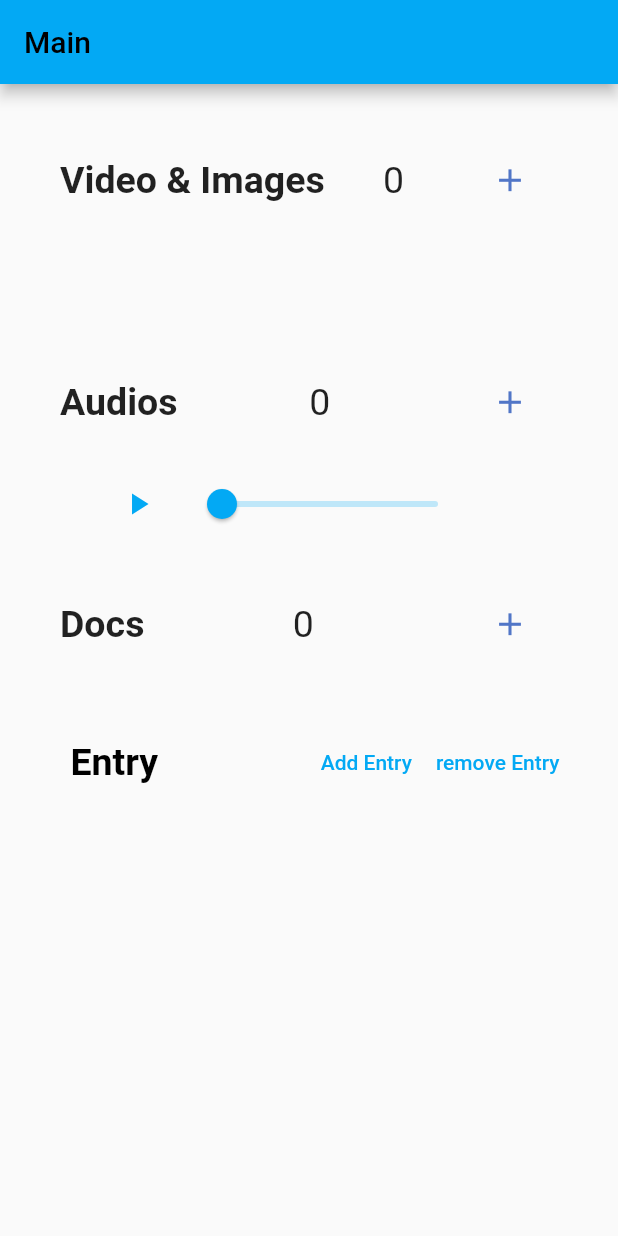
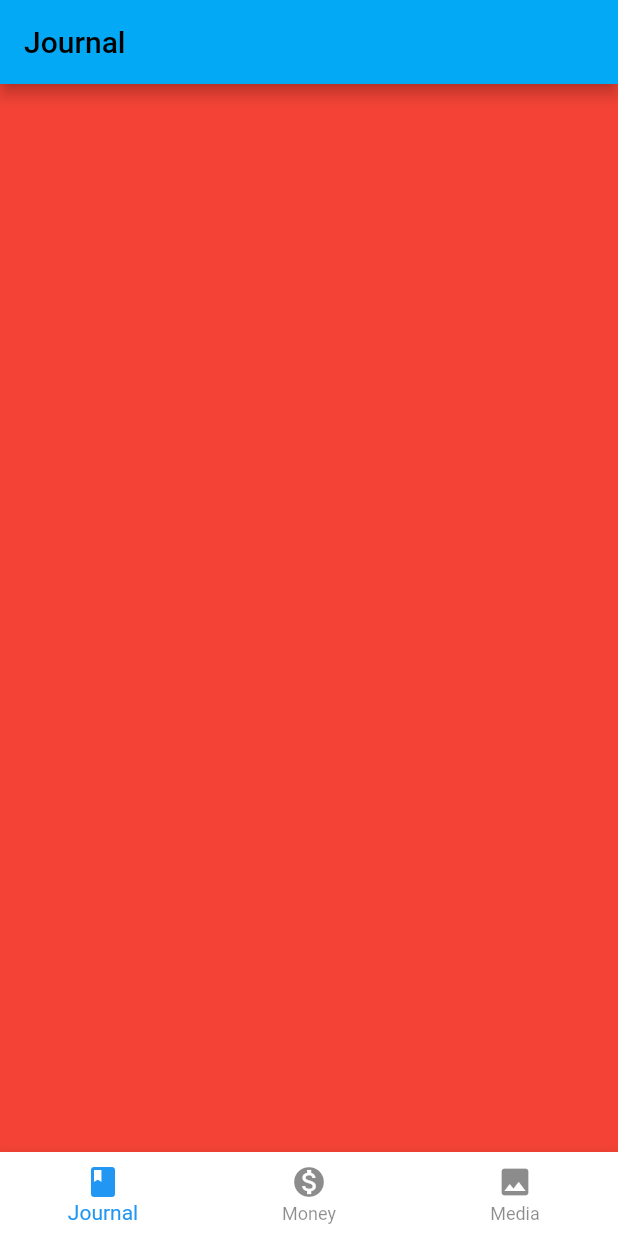
Before and after one commit to hamletSolanoD/MosaiccApp, a Flutter app: the screen it shows after launch, on a phone screen of 412 x 824 dp. Run offline on Flutter 3.47's test engine with Material 2 defaults, Android fonts, the light colour scheme and no system bars; drawn by our look-alikes of carousel_slider; our stand-ins replace audioplayers; missing offline and left inert: dart:ffi.

Commit message:
first stable master version

```diff
--- /dev/null
+++ b/lib/Widgets/views/JournalWidgets/JournalMain.dart
@@ -0,0 +1,18 @@
+import 'package:flutter/material.dart';
+class JournalMain extends StatefulWidget {
+  @override
+  State<StatefulWidget> createState() {
+    // TODO: implement createState
+    return JournalMainState();
+  }
+}
+
+class JournalMainState extends State<JournalMain> {
+  @override
+  Widget build(BuildContext context) {
+    // TODO: implement build
+      return Container(color: Colors.red );
+  }
+
+
+}
--- a/lib/Widgets/views/JournalWidgets/TextAreaEntry.dart
+++ b/lib/Widgets/views/JournalWidgets/TextAreaEntry.dart
@@ -83,7 +83,6 @@ class _TextAreaEntryState extends State<TextAreaEntry> {
 @override
 initState() {
   super.initState();
-
  // Add listeners to this class
 }
   @override
--- /dev/null
+++ b/lib/Widgets/views/Media/MediaMain.dart
@@ -0,0 +1,18 @@
+import 'package:flutter/material.dart';
+class MediaMain extends StatefulWidget {
+  @override
+  State<StatefulWidget> createState() {
+    // TODO: implement createState
+    return MediaMainState();
+  }
+}
+
+class MediaMainState extends State<MediaMain> {
+  @override
+  Widget build(BuildContext context) {
+    // TODO: implement build
+      return Container(color: Colors.blue );
+  }
+
+
+}
--- /dev/null
+++ b/lib/Widgets/views/Money/MoneyMain.dart
@@ -0,0 +1,18 @@
+import 'package:flutter/material.dart';
+class MoneyMain extends StatefulWidget {
+  @override
+  State<StatefulWidget> createState() {
+    // TODO: implement createState
+    return MoneyMainDart();
+  }
+}
+
+class MoneyMainDart extends State<MoneyMain> {
+  @override
+  Widget build(BuildContext context) {
+    // TODO: implement build
+      return Container(color: Colors.amber );
+  }
+
+
+}
--- a/lib/main.dart
+++ b/lib/main.dart
@@ -1,7 +1,9 @@
 import 'package:flutter/material.dart';
+import 'package:mosaicc/Widgets/views/JournalWidgets/JournalMain.dart';
 import 'package:mosaicc/Widgets/views/JournalWidgets/MediaEntry.dart';
 import 'package:mosaicc/Widgets/views/JournalWidgets/TextAreaEntry.dart';
-
+import 'package:mosaicc/Widgets/views/Media/MediaMain.dart';
+import 'package:mosaicc/Widgets/views/Money/MoneyMain.dart';
 
 void main() {
   runApp(newApp());
@@ -12,32 +14,73 @@ class newApp extends StatelessWidget {
   Widget build(BuildContext context) {
     // TODO: implement build
     return MaterialApp(
-      title: "Mosaicc",
-      theme: ThemeData(
-        primarySwatch: Colors.lightBlue
+        title: "Mosaicc",
+        theme: ThemeData(primarySwatch: Colors.lightBlue),
+        home: MyHomePage());
+  }
+}
+
+class MyHomePage extends StatefulWidget {
+  @override
+  _MyHomePageState createState() => _MyHomePageState();
+}
+
+class _MyHomePageState extends State<MyHomePage> {
+  int _selectedScreenIndex = 0;
+  final List _screens = [
+    {
+      "screen": JournalMain(),
+      "title": "Journal",
+      "BottomNavItem":
+          BottomNavigationBarItem(icon: Icon(Icons.book), label: 'Journal')
+    },
+    {
+      "screen":MoneyMain(),
+      "title": "Money",
+      "BottomNavItem":
+          BottomNavigationBarItem(icon: Icon(Icons.monetization_on), label: 'Money')
+    },
+     {
+      "screen": MediaMain(),
+      "title": "Media",
+      "BottomNavItem":
+          BottomNavigationBarItem(icon: Icon(Icons.image), label: 'Media')
+    },
+  ];/// here is the definition of all the bottom bar screens, only modify here in order to add or remove new pages in the main bottom bar
+
+  PageController _mainPageController = PageController(initialPage: 0);
+
+  void _selectScreen(int index) {
+    setState(() {
+      _selectedScreenIndex = index;
+    });
+  }
+
+  @override
+  Widget build(BuildContext context) {
+    return Scaffold(
+      appBar: AppBar(
+        title: Text(_screens[_selectedScreenIndex]["title"]),
       ),
-      home:  Scaffold(
-        appBar: AppBar(
-        title: const Text("Main"),
-        ),
-        body:
-        Scrollbar(
-          child: SingleChildScrollView(scrollDirection: Axis.vertical,child:
-          Column( children: [
-          MediaEntry(),
-          TextAreaEntry()
-          ],)
-
-
-
-          )
-
-
-
-
-
-      )
-      )
+      body: PageView(
+          controller: _mainPageController,
+          onPageChanged: (newIndex) {
+            setState(() {
+              _selectedScreenIndex = newIndex;
+            });
+          },
+          children: (_screens.map((e) => e["screen"] as Widget)).toList()),
+      bottomNavigationBar: BottomNavigationBar(
+        type: BottomNavigationBarType.fixed, // Fixed
+        backgroundColor: Colors.white, // <-- This works for fixed
+        selectedItemColor: Colors.blue,
+        unselectedItemColor: Colors.black45,
+        currentIndex: _selectedScreenIndex,
+        onTap: _selectScreen,
+        items:
+            (_screens.map((e) => e["BottomNavItem"] as BottomNavigationBarItem))
+                .toList(),
+      ),
     );
   }
 }
```
